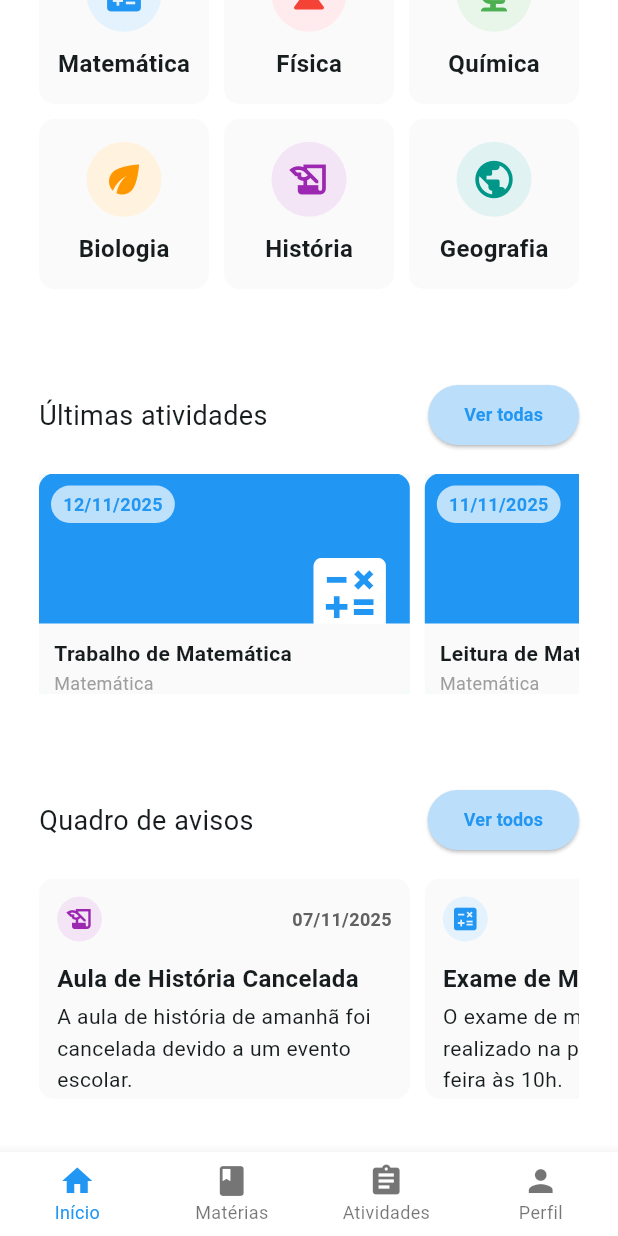
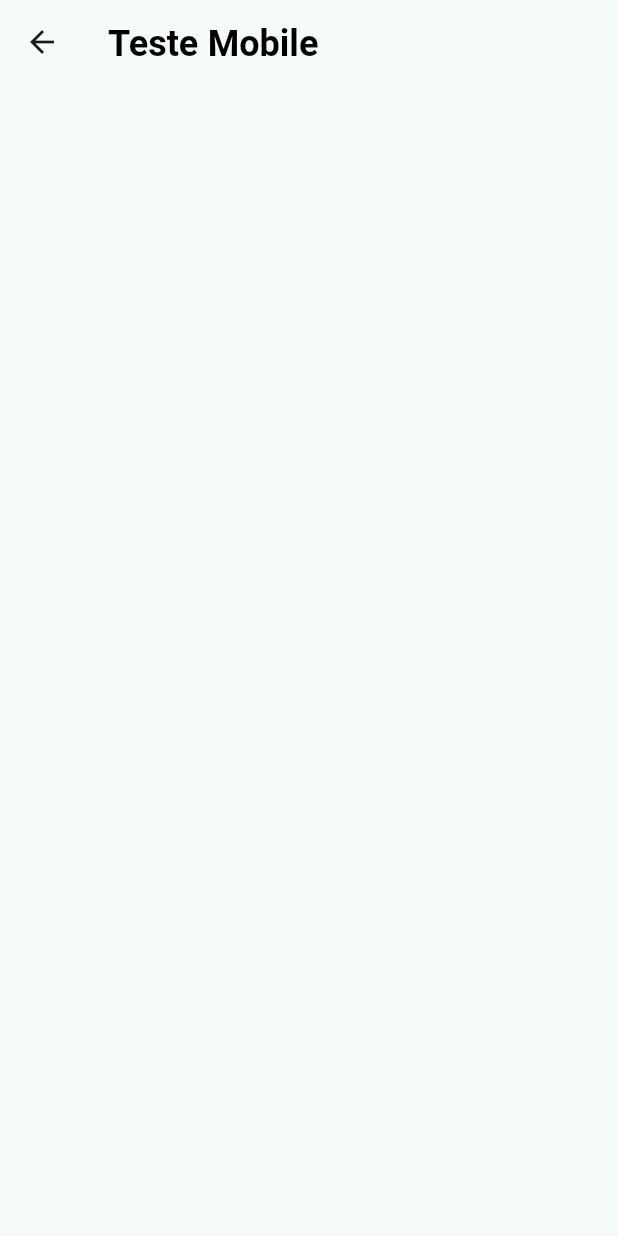
Before and after one commit to PoliGrades/Frontend, a Flutter app: the MobileHomeScreen screen opened directly, scrolled down 263 dp, after a tap on "Ver todos", on a phone screen of 412 x 824 dp. Run offline on Flutter 3.47's test engine with Material 3 defaults, Android fonts, the phone set to English and light mode, and no system bars; our stand-ins replace fl_chart, google_fonts, syncfusion_flutter_calendar; missing offline and left inert: syncfusion_localizations.

Commit message:
feat(notices): implement navigation to view more notices

```diff
--- a/lib/src/data/Notices.dart
+++ b/lib/src/data/Notices.dart
@@ -44,6 +44,10 @@ class Notices {
     ),
   ];
 
+  Notices();
+
+  List<Notice> get allNotices => notices;
+
   List<Notice> getNoticesForCourse(String courseName) {
     return notices.where((notice) => notice.course == courseName).toList();
   }
--- a/lib/src/home_screen.dart
+++ b/lib/src/home_screen.dart
@@ -9,6 +9,7 @@ import 'package:polieats_frontend/src/data/Courses.dart';
 import 'package:polieats_frontend/src/data/Notices.dart';
 import 'package:polieats_frontend/src/profile_screen.dart';
 import 'package:syncfusion_flutter_calendar/calendar.dart';
+import 'package:polieats_frontend/src/notices_overview_screen.dart';
 
 class HomeScreen extends StatefulWidget {
   const HomeScreen({super.key});
@@ -439,7 +440,14 @@ class MobileHomeScreen extends StatelessWidget {
                             ),
                           ),
                           ElevatedButton(
-                            onPressed: () {},
+                            onPressed: () {
+                              Navigator.push(
+                                context,
+                                MaterialPageRoute(
+                                  builder: (context) => NoticesOverviewScreen(),
+                                ),
+                              );
+                            },
                             style: ElevatedButton.styleFrom(
                               backgroundColor: Colors.blue.shade100,
                               shape: RoundedRectangleBorder(
--- /dev/null
+++ b/lib/src/notices_overview_screen.dart
@@ -0,0 +1,79 @@
+import 'package:flutter/material.dart';
+import 'package:google_fonts/google_fonts.dart';
+import 'package:polieats_frontend/src/data/Notices.dart';
+
+class NoticesOverviewScreen extends StatefulWidget {
+  const NoticesOverviewScreen({super.key});
+  @override
+  State<NoticesOverviewScreen> createState() => _NoticesOverviewScreen();
+}
+
+class _NoticesOverviewScreen extends State<NoticesOverviewScreen> {
+  final noticesController = Notices();
+  late final List<Notice> noticesList;
+
+  @override
+  void initState() {
+    super.initState();
+    noticesList = noticesController.allNotices;
+  }
+
+  @override
+  Widget build(BuildContext context) {
+    return Scaffold(
+      backgroundColor: Colors.white,
+      body: LayoutBuilder(
+        builder: (context, constraints) {
+          if (constraints.maxWidth >= 800) {
+            return DesktopNoticesOverview(noticesList: noticesList);
+          } else {
+            return MobileNoticesOverview(noticesList: noticesList);
+          }
+        },
+      ),
+    );
+  }
+}
+
+class MobileNoticesOverview extends StatelessWidget {
+  final List<Notice> noticesList;
+  const MobileNoticesOverview({super.key, required this.noticesList});
+
+  @override
+  Widget build(BuildContext context) {
+    return Scaffold(
+      appBar: AppBar(
+        title: Text(
+          'Teste Mobile',
+          style: TextStyle(
+            fontFamily: GoogleFonts.leagueSpartan().fontFamily,
+            fontWeight: FontWeight.bold,
+            fontSize: 24,
+            color: Colors.black,
+          ),
+        ),
+      ),
+    );
+  }
+}
+
+class DesktopNoticesOverview extends StatelessWidget {
+  const DesktopNoticesOverview({super.key, required this.noticesList});
+
+  final List<Notice> noticesList;
+
+  @override
+  Widget build(BuildContext context) {
+    return Center(
+      child: Text(
+        'Avisos - Desktop',
+        style: TextStyle(
+          fontFamily: GoogleFonts.leagueSpartan().fontFamily,
+          fontWeight: FontWeight.bold,
+          fontSize: 24,
+          color: Colors.black,
+        ),
+      ),
+    );
+  }
+}
--- a/pubspec.yaml
+++ b/pubspec.yaml
@@ -43,7 +43,7 @@ dependencies:
   intl: ^0.20.2
   fl_chart: ^1.1.1
   syncfusion_flutter_calendar: ^31.2.5
-  syncfusion_localizations: ^18.1.36
+  syncfusion_localizations: 31.2.5
 
 dev_dependencies:
   flutter_test:
```
Also changed, not shown: pubspec.lock.
